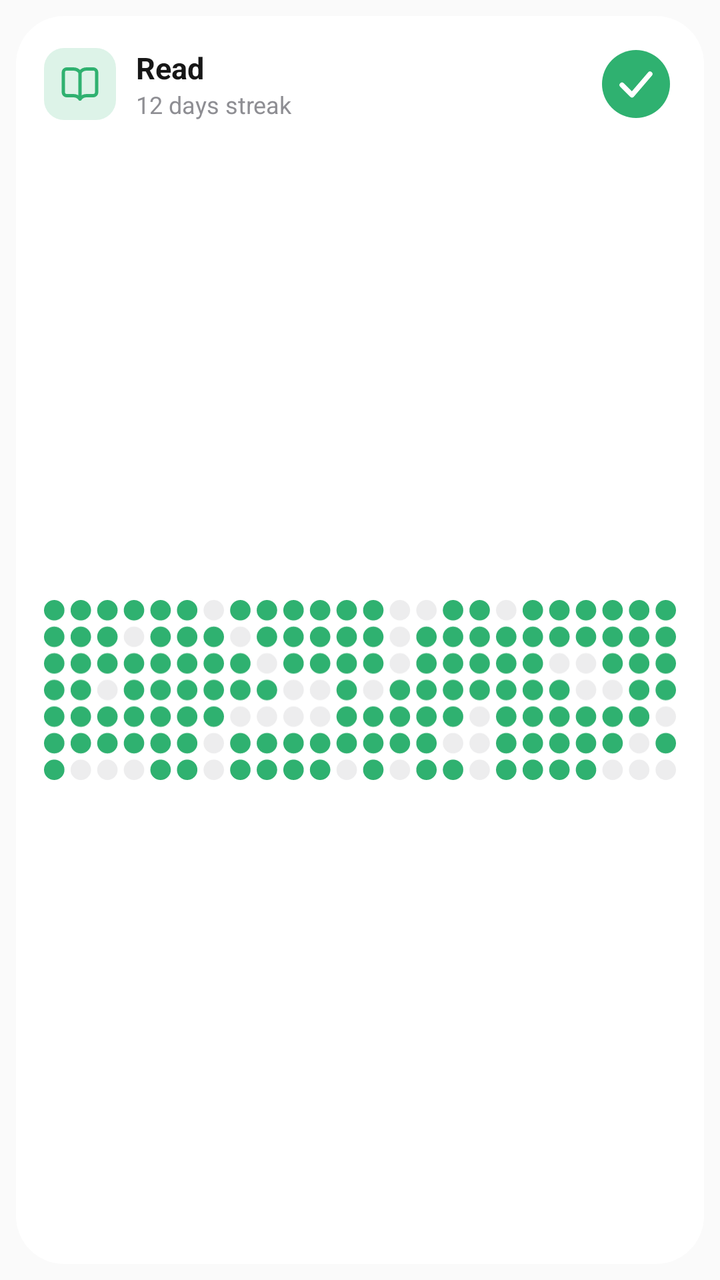
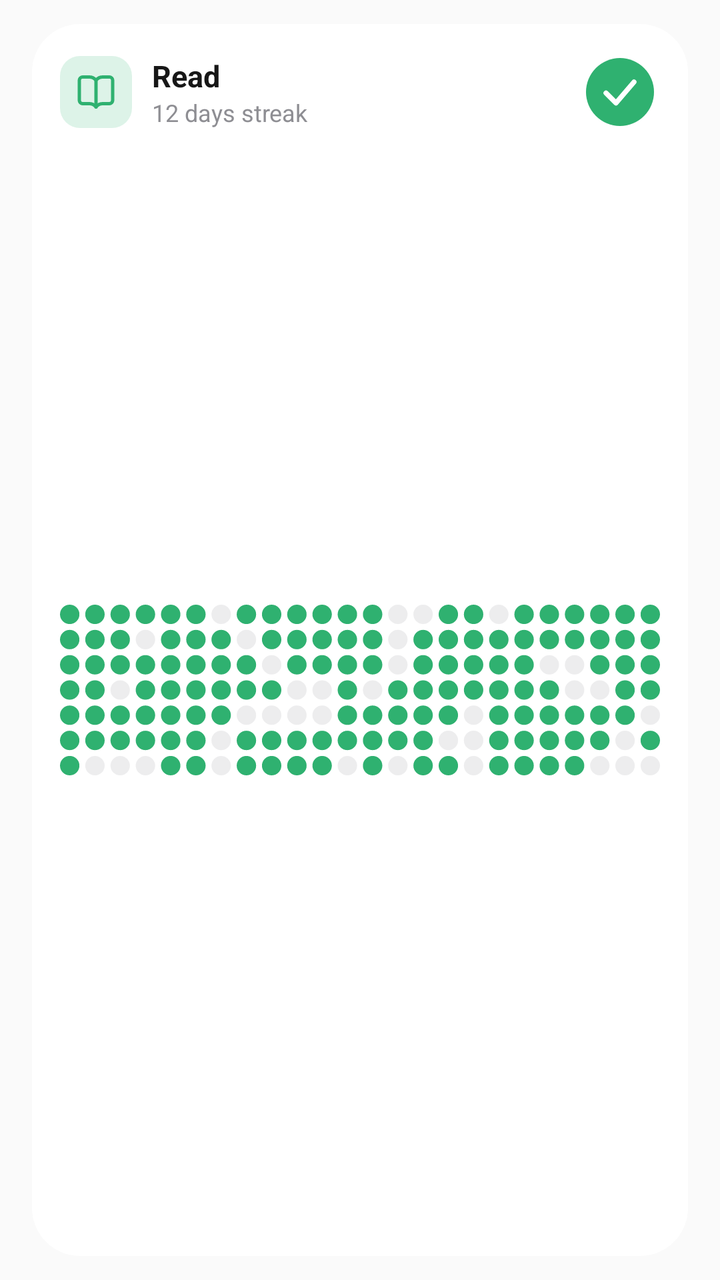

The first picture is an Android layout as it rendered before a commit; the second is the same layout after the commit. The layout source and the unified diff follow.
<!-- AndroidManifest.xml: application theme AppTheme -->
<!-- res/layout/widget_preview.xml -->
<?xml version="1.0" encoding="utf-8"?>
<FrameLayout xmlns:android="http://schemas.android.com/apk/res/android"
    android:layout_width="match_parent"
    android:layout_height="match_parent"
    android:padding="8dp">

    <LinearLayout
        android:layout_width="match_parent"
        android:layout_height="match_parent"
        android:background="@drawable/widget_background"
        android:orientation="vertical"
        android:padding="14dp">

        <LinearLayout
            android:layout_width="match_parent"
            android:layout_height="40dp"
            android:gravity="center_vertical"
            android:orientation="horizontal">

            <ImageView
                android:layout_width="36dp"
                android:layout_height="36dp"
                android:background="@drawable/widget_preview_icon_background"
                android:importantForAccessibility="no"
                android:padding="8dp"
                android:src="@drawable/widget_icon_book"
                android:tint="#FF2FB170" />

            <LinearLayout
                android:layout_width="0dp"
                android:layout_height="wrap_content"
                android:layout_marginStart="10dp"
                android:layout_weight="1"
                android:orientation="vertical">

                <TextView
                    android:layout_width="wrap_content"
                    android:layout_height="wrap_content"
                    android:text="@string/widget_preview_name"
                    android:textColor="@color/widget_text"
                    android:textSize="15sp"
                    android:textStyle="bold" />

                <TextView
                    android:layout_width="wrap_content"
                    android:layout_height="wrap_content"
                    android:text="@string/widget_preview_streak"
                    android:textColor="@color/widget_text_secondary"
                    android:textSize="12sp" />
            </LinearLayout>

            <ImageView
                android:layout_width="40dp"
                android:layout_height="40dp"
                android:importantForAccessibility="no"
                android:padding="2dp"
                android:src="@drawable/widget_preview_check" />
        </LinearLayout>

        <ImageView
            android:layout_width="match_parent"
            android:layout_height="0dp"
            android:layout_marginTop="10dp"
            android:layout_weight="1"
            android:importantForAccessibility="no"
            android:scaleType="fitCenter"
            android:src="@drawable/widget_preview_heatmap" />
    </LinearLayout>
</FrameLayout>
<!-- resources referenced by this layout -->
<resources>
  <color name="widget_text">#171717</color>
  <color name="widget_text_secondary">#8E8E93</color>
  <!-- drawable widget_background (drawable) -->
  <?xml version="1.0" encoding="utf-8"?>
  <shape xmlns:android="http://schemas.android.com/apk/res/android" android:shape="rectangle">
      <solid android:color="@color/widget_background" />
      <corners android:radius="24dp" />
  </shape>
  <!-- drawable widget_icon_book (drawable) -->
  <?xml version="1.0" encoding="utf-8"?>
  <vector xmlns:android="http://schemas.android.com/apk/res/android"
      android:width="24dp"
      android:height="24dp"
      android:viewportWidth="24"
      android:viewportHeight="24">
      <path
          android:pathData="M12 5v16"
          android:strokeColor="#FFFFFFFF"
          android:strokeWidth="2"
          android:strokeLineCap="round"
          android:strokeLineJoin="round"
          android:fillColor="#00000000" />
      <path
          android:pathData="M20.001 19A2 2 0 0 0 22 17V5a2 2 0 0 0 -1.999 -2L16 3.002A5 5 0 0 0 12 5a5 5 0 0 0 -4 -2H4a2 2 0 0 0 -2 2v12a2 2 0 0 0 1.999 2H8a5 5 0 0 1 4 2 5 5 0 0 1 4 -2 z"
          android:strokeColor="#FFFFFFFF"
          android:strokeWidth="2"
          android:strokeLineCap="round"
          android:strokeLineJoin="round"
          android:fillColor="#00000000" />
  </vector>
  <!-- drawable widget_preview_check (drawable) -->
  <?xml version="1.0" encoding="utf-8"?>
  <vector xmlns:android="http://schemas.android.com/apk/res/android"
      android:width="36dp"
      android:height="36dp"
      android:viewportWidth="36"
      android:viewportHeight="36">
      <path android:fillColor="#FF2FB170" android:pathData="M1 18a17 17 0 1 0 34 0a17 17 0 1 0 -34 0" />
      <path
          android:pathData="M11 18.5L16 23.5L25 13"
          android:strokeColor="#FFFFFFFF"
          android:strokeWidth="2.5"
          android:strokeLineCap="round"
          android:strokeLineJoin="round"
          android:fillColor="#00000000" />
  </vector>
  <!-- drawable widget_preview_heatmap: vector/xml drawable (drawable, 9343 chars, omitted) -->
  <!-- drawable widget_preview_icon_background (drawable) -->
  <?xml version="1.0" encoding="utf-8"?>
  <shape xmlns:android="http://schemas.android.com/apk/res/android" android:shape="rectangle">
      <solid android:color="#292FB170" />
      <corners android:radius="10dp" />
  </shape>
  <string name="widget_preview_name">Read</string>
  <string name="widget_preview_streak">12 days streak</string>
  <style name="AppTheme" parent="Theme.AppCompat.Light.DarkActionBar">
          
          <item name="colorPrimary">@color/colorPrimary</item>
          <item name="colorPrimaryDark">@color/colorPrimaryDark</item>
          <item name="colorAccent">@color/colorAccent</item>
      </style>
  <color name="widget_background">#FFFFFF</color>
</resources>

<!-- the commit's change to res/layout/widget_preview.xml (unified diff, before → after) -->
@@ -2,7 +2,8 @@
 <FrameLayout xmlns:android="http://schemas.android.com/apk/res/android"
     android:layout_width="match_parent"
     android:layout_height="match_parent"
-    android:padding="8dp">
+    android:paddingHorizontal="16dp"
+    android:paddingVertical="12dp">
 
     <LinearLayout
         android:layout_width="match_parent"
